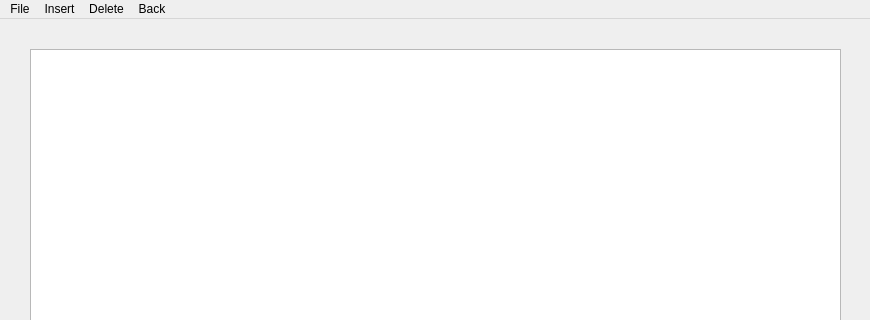
Above: mainwindow.ui from brennanafrank/EasyDraft before the change; both pictures show x 0 to 870 and y 0 to 320 of the 870 by 600 pixel window. Below: the same form after it.
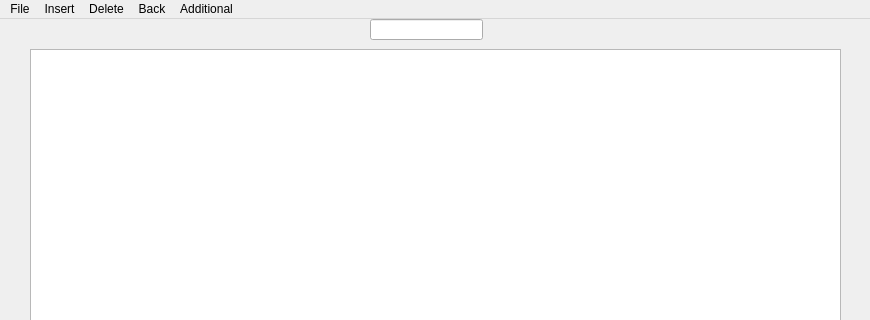
That is the form after the change. The open tabs and pages were chosen to show the change. Icons and pictures are not drawn.

Commit message: Implemented search feature

Patch:
```diff
--- a/mainwindow.ui
+++ b/mainwindow.ui
@@ -50,6 +50,16 @@
        <string>Select Widget</string>
       </property>
      </widget>
+     <widget class="QLineEdit" name="lineEdit">
+      <property name="geometry">
+       <rect>
+        <x>370</x>
+        <y>0</y>
+        <width>113</width>
+        <height>21</height>
+       </rect>
+      </property>
+     </widget>
     </widget>
     <widget class="QWidget" name="page_3">
      <widget class="QLabel" name="label">
@@ -173,10 +183,17 @@
     </property>
     <addaction name="actionBack"/>
    </widget>
+   <widget class="QMenu" name="menuSearch">
+    <property name="title">
+     <string>Additional</string>
+    </property>
+    <addaction name="actionSearch"/>
+   </widget>
    <addaction name="menuFile"/>
    <addaction name="menuDownload"/>
    <addaction name="menuTrash"/>
    <addaction name="menuBack"/>
+   <addaction name="menuSearch"/>
   </widget>
   <widget class="QStatusBar" name="statusbar"/>
   <action name="actionFile_Options">
```
Left out of the diff: 11 changed lines with no effect on the pictures. The commit also changes 4 other files.
